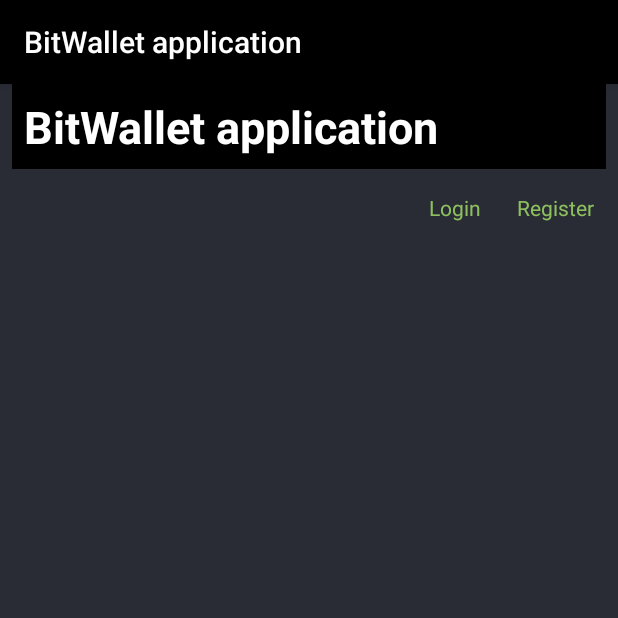
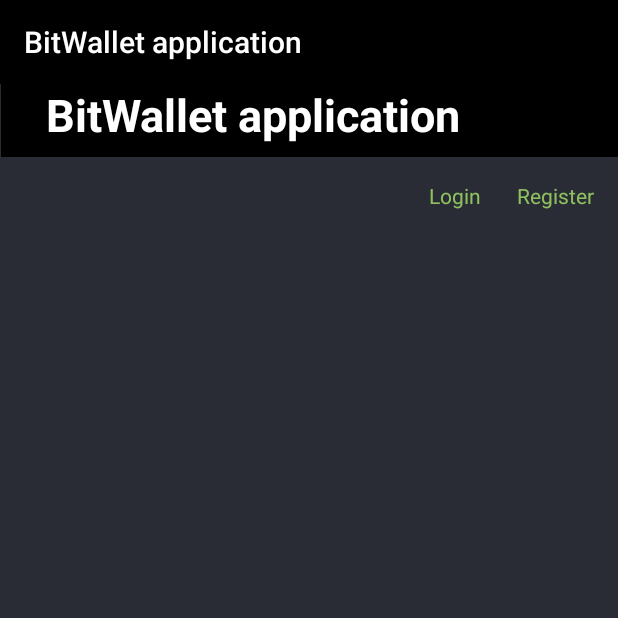
Before and after one commit to Cyned/BitWallet, an Android app: the screen it shows after launch (MainActivity), on a phone screen of 412 x 824 dp, the top half of it. Run offline under Robolectric (Android 15) with nearby library versions, the phone set to English and light mode, and no system bars.

Commit message:
commit auth and register

```diff
--- a/app/src/main/AndroidManifest.xml
+++ b/app/src/main/AndroidManifest.xml
@@ -13,7 +13,7 @@
 		</activity>
 		<activity android:name=".Login">
 		</activity>
-		<activity android:name=".SecondActivity">
+		<activity android:name=".Timeline">
 		</activity>
 		<activity android:name=".MainActivity">
 			<intent-filter>
--- a/app/src/main/java/com/example/bitwallet/MainActivity.kt
+++ b/app/src/main/java/com/example/bitwallet/MainActivity.kt
@@ -5,7 +5,6 @@ import android.support.v7.app.AppCompatActivity
 import android.os.Bundle
 import android.view.View
 import android.widget.TextView
-import kotlinx.android.synthetic.main.activity_main.*
 
 class MainActivity : AppCompatActivity() {
 
--- a/app/src/main/res/layout/activity_main.xml
+++ b/app/src/main/res/layout/activity_main.xml
@@ -11,37 +11,32 @@
 >
 
 	<TextView
-			app:layout_constraintEnd_toEndOf="parent"
 			app:layout_constraintTop_toTopOf="parent"
-			app:layout_constraintStart_toStartOf="parent"
 			android:text="@string/app_name"
 			android:background="@color/colorPrimary"
-			android:layout_width="0dp"
+			android:layout_width="411dp"
 			android:layout_height="wrap_content"
 			android:id="@+id/AppName"
-			android:layout_marginStart="8dp"
-			android:layout_marginEnd="8dp"
 			android:textSize="30sp"
 			android:textStyle="bold"
 			android:textColor="@color/colorAccent"
-			android:paddingBottom="8dp" android:paddingTop="8dp"
-			android:paddingLeft="8dp" android:paddingRight="8dp"/>
+			android:paddingBottom="8dp"
+			android:layout_marginStart="8dp" app:layout_constraintStart_toStartOf="parent"
+			app:layout_constraintEnd_toEndOf="parent" android:layout_marginEnd="8dp"
+			android:paddingLeft="30dp"/>
 	<TextView
-			app:layout_constraintTop_toBottomOf="@+id/AppName"
-			app:layout_constraintEnd_toEndOf="parent"
 			android:text="Register"
 			android:layout_width="wrap_content"
 			android:layout_height="wrap_content"
 			android:id="@+id/register"
-			android:layout_marginEnd="8dp"
-			android:layout_marginRight="8dp"
 			android:textColor="@color/mainAuthHint"
 			android:paddingBottom="8dp"
 			android:paddingLeft="8dp"
 			android:paddingRight="8dp"
 			android:paddingTop="8dp"
 			android:layout_marginTop="8dp"
-	/>
+			app:layout_constraintTop_toBottomOf="@+id/AppName" android:layout_marginEnd="8dp"
+			app:layout_constraintEnd_toEndOf="parent" android:layout_marginRight="8dp"/>
 	<TextView
 			app:layout_constraintTop_toBottomOf="@+id/AppName"
 			app:layout_constraintEnd_toStartOf="@+id/register"
--- a/app/src/main/res/layout/activity_register.xml
+++ b/app/src/main/res/layout/activity_register.xml
@@ -37,7 +37,8 @@
 					android:inputType="textPersonName"
 					android:text="test@mail.com"
 					android:ems="10"
-					android:id="@+id/mailInput" android:layout_weight="0.7" android:textColor="@color/colorAccent"/>
+					android:id="@+id/mailInput" android:layout_weight="0.7" android:textColor="@color/colorAccent"
+					android:layout_width="20dp"/>
 			<Button
 					android:text="x "
 					android:layout_width="0dp"
@@ -55,7 +56,7 @@
 					android:layout_width="0dp" android:textColor="@color/authComments"
 					android:layout_marginRight="8dp" android:gravity="center|end"/>
 			<EditText
-					android:layout_width="0dp"
+					android:layout_width="20dp"
 					android:layout_height="match_parent"
 					android:inputType="textPersonName"
 					android:text="****"
```
Also changed, not shown: app/src/main/java/com/example/bitwallet/Login.kt (+7 -4 lines), app/src/main/java/com/example/bitwallet/Register.kt (+17 -6 lines), app/src/main/java/com/example/bitwallet/Timeline.kt (+27 -27 lines), app/src/main/res/layout/activity_login.xml (+6 -4 lines), app/src/main/res/layout/activity_timeline.xml (added, +19 -0 lines).
